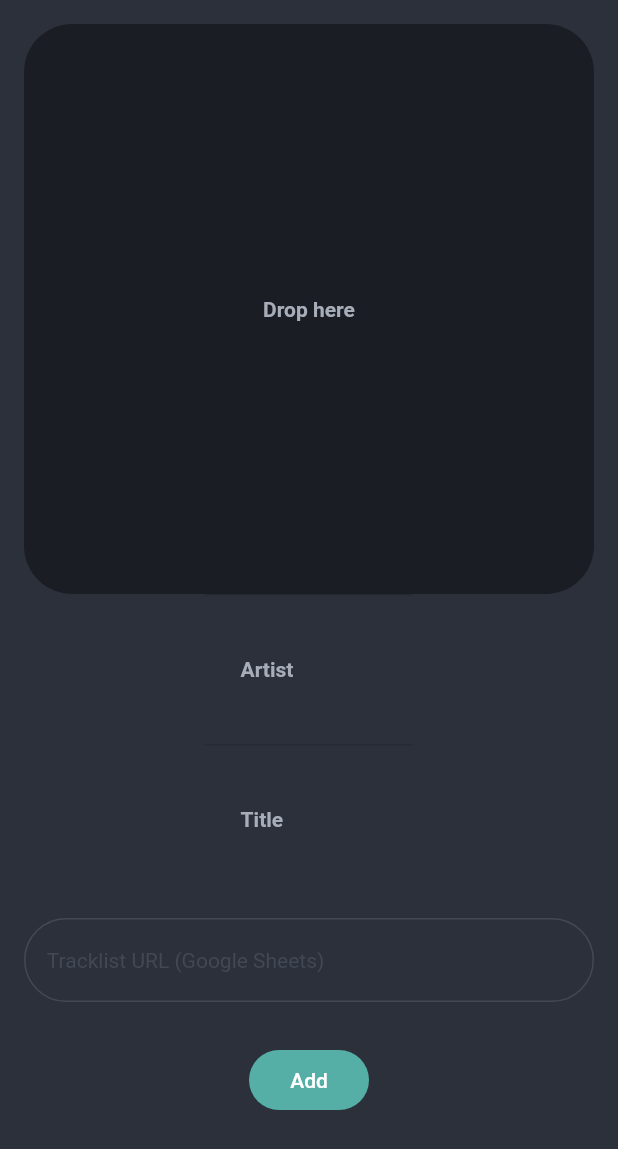
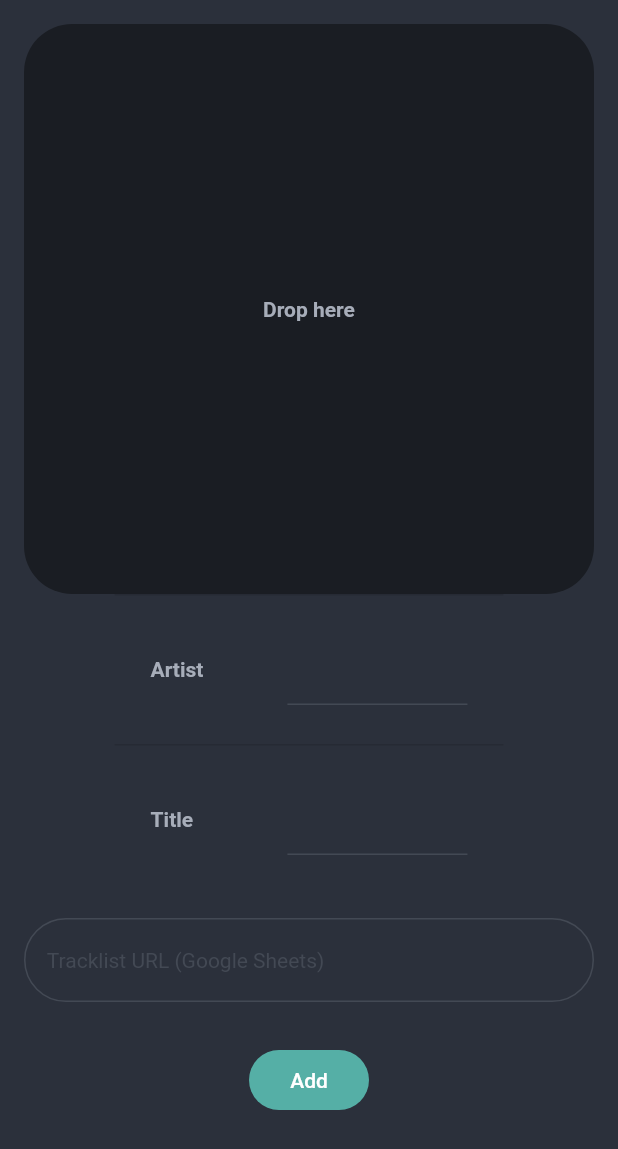
Before and after one commit to taznica/dnd_tracklist, a Flutter app: the screen it shows after launch, after a tap on "Add", on a phone screen of 412 x 824 dp. Shown: the top 1149 px of the screen. Run offline on Flutter 3.47's test engine with Material 2 defaults, Android fonts, the light colour scheme and no system bars; our stand-ins replace cross_file, flutter_riverpod; missing offline and left inert: desktop_drop, flutter_media_metadata, window_size.

Commit message:
add: TrackDataView and TextFields in that to display editable metadata

```diff
--- a/lib/components/add_button.dart
+++ b/lib/components/add_button.dart
@@ -5,7 +5,10 @@ import '../constants/colors.dart';
 class AddButton extends StatelessWidget {
   const AddButton({
     Key? key,
+    required this.onPressed,
   }) : super(key: key);
+
+  final VoidCallback onPressed;
 
   @override
   Widget build(BuildContext context) {
@@ -13,7 +16,7 @@ class AddButton extends StatelessWidget {
       width: 80,
       height: 40,
       child: TextButton(
-        onPressed: () {},
+        onPressed: onPressed,
         style: TextButton.styleFrom(
           primary: buttonTextColor,
           backgroundColor: primaryColor,
--- a/lib/components/metadata_data_row.dart
+++ b/lib/components/metadata_data_row.dart
@@ -1,8 +1,14 @@
 import 'package:flutter/material.dart';
+import 'package:flutter_riverpod/flutter_riverpod.dart';
+
+import '../constants/colors.dart';
 
 class MetadataDataRow extends DataRow {
-  MetadataDataRow(String headerText, String contentText)
-      : super(
+  MetadataDataRow(
+    String headerText,
+    WidgetRef ref,
+    TextEditingController controller,
+  ) : super(
           cells: [
             DataCell(
               Text(
@@ -11,7 +17,30 @@ class MetadataDataRow extends DataRow {
               ),
             ),
             DataCell(
-              Text(contentText),
+              SizedBox(
+                width: 120,
+                child: TextField(
+                  controller: controller,
+                  style: const TextStyle(
+                    fontSize: 14.0,
+                  ),
+                  decoration: const InputDecoration(
+                    enabledBorder: UnderlineInputBorder(
+                      borderSide: BorderSide(
+                        color: textFieldColor,
+                      ),
+                    ),
+                    focusedBorder: UnderlineInputBorder(
+                      borderSide: BorderSide(
+                        color: primaryColor,
+                        width: 2.0,
+                      ),
+                    ),
+                  ),
+                  cursorColor: primaryColor,
+                  maxLines: null,
+                ),
+              ),
             ),
           ],
         );
--- a/lib/components/metadata_data_table.dart
+++ b/lib/components/metadata_data_table.dart
@@ -1,16 +1,22 @@
 import 'package:flutter/material.dart';
 import 'package:flutter_riverpod/flutter_riverpod.dart';
 
-import '../providers/track_provider.dart';
 import 'metadata_data_row.dart';
 
 class MetadataDataTable extends StatelessWidget {
-  const MetadataDataTable({Key? key}) : super(key: key);
+  const MetadataDataTable({
+    Key? key,
+    required this.artistController,
+    required this.titleController,
+  }) : super(key: key);
+
+  final TextEditingController artistController;
+  final TextEditingController titleController;
 
   @override
   Widget build(BuildContext context) {
-    return Consumer(
-      builder: (context, ref, child) => DataTable(
+    return Consumer(builder: (context, ref, child) {
+      return DataTable(
         headingRowHeight: 0,
         dataRowHeight: 100,
         columns: [
@@ -18,16 +24,10 @@ class MetadataDataTable extends StatelessWidget {
           DataColumn(label: Container()),
         ],
         rows: [
-          MetadataDataRow(
-            "Artist",
-            ref.watch(trackProvider).artist,
-          ),
-          MetadataDataRow(
-            "Title",
-            ref.watch(trackProvider).title,
-          ),
+          MetadataDataRow("Artist", ref, artistController),
+          MetadataDataRow("Title", ref, titleController),
         ],
-      ),
-    );
+      );
+    });
   }
 }
--- /dev/null
+++ b/lib/components/track_data_view.dart
@@ -0,0 +1,49 @@
+import 'package:flutter/material.dart';
+import 'package:flutter_riverpod/flutter_riverpod.dart';
+
+import '../providers/track_provider.dart';
+import 'add_button.dart';
+import 'metadata_data_table.dart';
+import 'tracklist_url_text_field.dart';
+
+class TrackDataView extends StatelessWidget {
+  const TrackDataView({Key? key}) : super(key: key);
+
+  @override
+  Widget build(BuildContext context) {
+    return Consumer(builder: (context, ref, child) {
+      final _artistController =
+          TextEditingController(text: ref.watch(trackProvider).artist);
+      final _titleController =
+          TextEditingController(text: ref.watch(trackProvider).title);
+
+      void onPressedAdd() {
+        ref.read(trackProvider.notifier).update(
+              artist: _artistController.text,
+              title: _titleController.text,
+            );
+
+        // TODO: send to sheet
+        print(ref.watch(trackProvider).artist);
+        print(ref.watch(trackProvider).title);
+      }
+
+      return Column(
+        children: [
+          MetadataDataTable(
+            artistController: _artistController,
+            titleController: _titleController,
+          ),
+          const Padding(
+            padding: EdgeInsets.only(top: 16.0),
+            child: TracklistURLTextField(),
+          ),
+          Padding(
+            padding: const EdgeInsets.all(32.0),
+            child: AddButton(onPressed: onPressedAdd),
+          ),
+        ],
+      );
+    });
+  }
+}
--- a/lib/main.dart
+++ b/lib/main.dart
@@ -4,10 +4,8 @@ import 'package:flutter/material.dart';
 import 'package:flutter_riverpod/flutter_riverpod.dart';
 import 'package:window_size/window_size.dart';
 
-import 'components/add_button.dart';
 import 'components/audio_file_drop_target.dart';
-import 'components/metadata_data_table.dart';
-import 'components/tracklist_url_text_field.dart';
+import 'components/track_data_view.dart';
 import 'constants/colors.dart';
 
 void main() {
@@ -53,15 +51,7 @@ class MyApp extends StatelessWidget {
                 mainAxisAlignment: MainAxisAlignment.center,
                 children: const [
                   AudioFileDropTarget(),
-                  MetadataDataTable(),
-                  Padding(
-                    padding: EdgeInsets.only(top: 16.0),
-                    child: TracklistURLTextField(),
-                  ),
-                  Padding(
-                    padding: EdgeInsets.all(32.0),
-                    child: AddButton(),
-                  ),
+                  TrackDataView(),
                 ],
               ),
             ),
```
